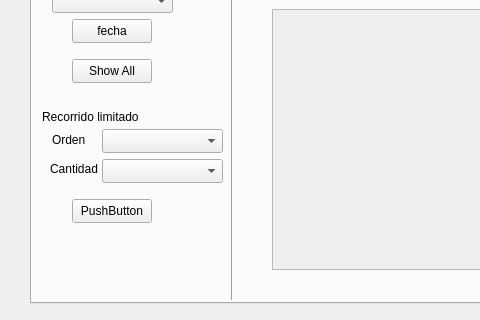
Old version of the form Fase 3/proyecto2/user.ui in the repository elsaminee/-EDD-Proyecto_202200198; both pictures show x 0 to 480 and y 127 to 447 of the 718 by 447 pixel window.
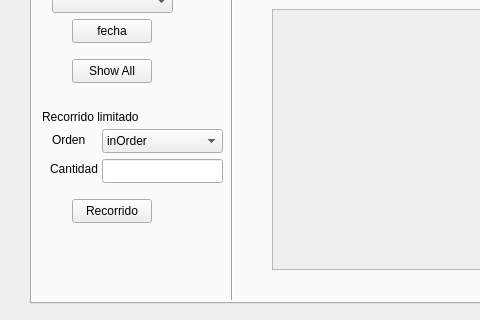
New version of the form. The open tabs and pages were chosen to show the change.

```diff
--- a/Fase 3/proyecto2/user.ui
+++ b/Fase 3/proyecto2/user.ui
@@ -219,6 +219,21 @@
        <height>24</height>
       </rect>
      </property>
+     <item>
+      <property name="text">
+       <string>inOrder</string>
+      </property>
+     </item>
+     <item>
+      <property name="text">
+       <string>preOrder</string>
+      </property>
+     </item>
+     <item>
+      <property name="text">
+       <string>postOrder</string>
+      </property>
+     </item>
     </widget>
     <widget class="QLabel" name="label_6">
      <property name="geometry">
@@ -243,17 +258,7 @@
       </rect>
      </property>
      <property name="text">
-      <string>PushButton</string>
-     </property>
-    </widget>
-    <widget class="QComboBox" name="comboBox_3">
-     <property name="geometry">
-      <rect>
-       <x>70</x>
-       <y>210</y>
-       <width>121</width>
-       <height>24</height>
-      </rect>
+      <string>Recorrido</string>
      </property>
     </widget>
     <widget class="QLabel" name="label_7">
@@ -331,6 +336,16 @@
       <string>Show All</string>
      </property>
     </widget>
+    <widget class="QLineEdit" name="cantidadLine">
+     <property name="geometry">
+      <rect>
+       <x>70</x>
+       <y>210</y>
+       <width>121</width>
+       <height>24</height>
+      </rect>
+     </property>
+    </widget>
    </widget>
    <widget class="QWidget" name="soliUser">
     <attribute name="title">
```
Left out of the diff: 9 changed lines with no effect on the pictures.
